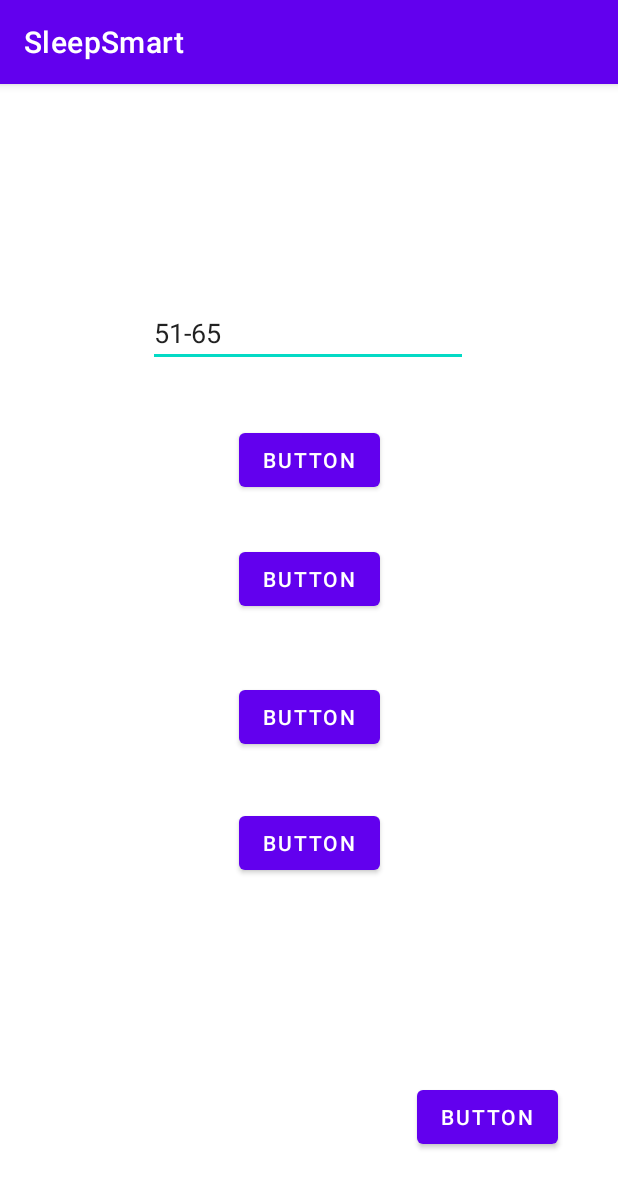
After one commit to Wangsteven3/EC327-Project, an Android app: the Math screen opened directly, with no data from a screen before it, on a phone screen of 412 x 824 dp. The commit adds this screen. Shown: the top 1188 px of the screen. Run offline under Robolectric (Android 15) with nearby library versions, the phone set to English and light mode, and no system bars; 4 statements that could not run were skipped.

Commit message:
added math game

```diff
--- a/app/src/main/AndroidManifest.xml
+++ b/app/src/main/AndroidManifest.xml
@@ -24,6 +24,7 @@
         <activity android:name=".gamemenu"></activity>
         <activity android:name=".memory2"></activity>
         <activity android:name=".memory3"></activity>
+        <activity android:name=".Math"></activity>
         <activity android:name=".memory4">
 
         </activity>
--- /dev/null
+++ b/app/src/main/java/com/example/sleeptest/Math.java
@@ -0,0 +1,106 @@
+package com.example.sleeptest;
+
+import android.content.Intent;
+import android.os.Bundle;
+import android.view.View;
+import android.widget.Button;
+import android.widget.TextView;
+
+import androidx.appcompat.app.AppCompatActivity;
+
+import java.util.Random;
+
+public class Math extends AppCompatActivity{
+
+        Random rand = new Random();
+        int term1, term2, ans,rightbutton, correct;
+        String expressiontext;
+
+        @Override
+        protected void onCreate(Bundle savedInstanceState) {
+            super.onCreate(savedInstanceState);
+            setContentView(R.layout.math);
+
+            Button one = (Button) findViewById(R.id.Answer1);
+            Button two = (Button) findViewById(R.id.Answer2);
+            Button three = (Button) findViewById(R.id.Answer3);
+            Button four = (Button) findViewById(R.id.Answer4);
+            Button back = (Button) findViewById(R.id.Back);
+            TextView expression = (TextView) findViewById(R.id.expression);
+            correct = 0;
+
+            int operation = rand.nextInt(3); //add = 0, sub = 1, mul = 2, div = 3
+            if(operation == 0 || operation == 1){
+                term1 = rand.nextInt(200)-99;
+                term2 = rand.nextInt(200)-99;
+                ans = term1+term2;
+            }
+            if(operation == 2 || operation == 3){
+                term1 = rand.nextInt(12)+1;
+                term2 = rand.nextInt(100)+1;
+                ans = term1*term2;
+            }
+            String[] oplist = {"+","-","x","/"};
+            rightbutton = rand.nextInt(3);
+            int[] wrongs = new int[4];
+            for(int i = 0; i < 4; i++) wrongs[i] = (2*rand.nextInt(2)-1)*(rand.nextInt(50)+1);
+            wrongs[rightbutton] = 0;
+            if(operation % 2 == 0){
+                expressiontext = term1 + oplist[operation] + term2;
+                one.setText(ans+wrongs[0]);
+                two.setText(ans+wrongs[1]);
+                three.setText(ans+wrongs[2]);
+                four.setText(ans+wrongs[3]);
+            }
+            else {
+                expressiontext = ans + oplist[operation] + term1;
+                one.setText(term2+wrongs[0]);
+                two.setText(term2+wrongs[1]);
+                three.setText(term2+wrongs[2]);
+                four.setText(term2+wrongs[3]);
+            }
+            expression.setText(expressiontext);
+
+            one.setOnClickListener(new View.OnClickListener() { //all the other buttons are derived from this general idea
+                @Override
+                public void onClick(View v) {
+                    if(rightbutton == 0) correct++;
+                }
+            });
+
+            two.setOnClickListener(new View.OnClickListener() { //all the other buttons are derived from this general idea
+                @Override
+                public void onClick(View v) {
+                    if(rightbutton == 1) correct++;
+                }
+            });
+
+            three.setOnClickListener(new View.OnClickListener() { //all the other buttons are derived from this general idea
+                @Override
+                public void onClick(View v) {
+                    if(rightbutton == 2) correct++;
+                }
+            });
+
+            four.setOnClickListener(new View.OnClickListener() { //all the other buttons are derived from this general idea
+                @Override
+                public void onClick(View v) {
+                    if(rightbutton == 3) correct++;
+                }
+            });
+
+            back.setOnClickListener(new View.OnClickListener() { //sends you back the home +
+                @Override
+                public void onClick(View v) {
+                    Intent startIntent = new Intent(getApplicationContext(), MainActivity.class);
+                    startActivity(startIntent);
+                }
+            });
+
+
+
+
+
+
+        }
+    }
--- a/app/src/main/java/com/example/sleeptest/gamemenu.java
+++ b/app/src/main/java/com/example/sleeptest/gamemenu.java
@@ -18,7 +18,7 @@ public class gamemenu extends AppCompatActivity {
         Button Simon = (Button) findViewById(R.id.choice1);
         Button memorythree = (Button) findViewById(R.id.choice3);
         Button memoryfour = (Button) findViewById(R.id.choice4);
-
+        Button math = (Button) findViewById(R.id.choice5);
         memorytwo.setOnClickListener(new View.OnClickListener() {
             @Override
             public void onClick(View v) {
@@ -51,6 +51,13 @@ public class gamemenu extends AppCompatActivity {
             }
         });
 
+        math.setOnClickListener(new View.OnClickListener() {
+            @Override
+            public void onClick(View v) {
+                Intent i = new Intent(gamemenu.this, Math.class);
+                startActivity(i);
+            }
+        });
 
 
     }
--- a/app/src/main/res/layout/gamemenu.xml
+++ b/app/src/main/res/layout/gamemenu.xml
@@ -50,4 +50,15 @@
         app:layout_constraintStart_toStartOf="parent"
         app:layout_constraintTop_toTopOf="parent"
         app:layout_constraintVertical_bias="0.458" />
+
+    <Button
+        android:id="@+id/choice5"
+        android:layout_width="wrap_content"
+        android:layout_height="wrap_content"
+        android:layout_marginStart="158dp"
+        android:layout_marginLeft="158dp"
+        android:layout_marginTop="34dp"
+        android:text="Math"
+        app:layout_constraintStart_toStartOf="parent"
+        app:layout_constraintTop_toBottomOf="@+id/choice4" />
 </androidx.constraintlayout.widget.ConstraintLayout>
--- /dev/null
+++ b/app/src/main/res/layout/math.xml
@@ -0,0 +1,86 @@
+<?xml version="1.0" encoding="utf-8"?>
+<androidx.constraintlayout.widget.ConstraintLayout
+    xmlns:android="http://schemas.android.com/apk/res/android"
+    xmlns:app="http://schemas.android.com/apk/res-auto"
+    xmlns:tools="http://schemas.android.com/tools"
+    android:layout_width="match_parent"
+    android:layout_height="match_parent">
+
+    <EditText
+        android:id="@+id/expression"
+        android:layout_width="wrap_content"
+        android:layout_height="wrap_content"
+        android:layout_marginStart="100dp"
+        android:layout_marginLeft="100dp"
+        android:layout_marginTop="125dp"
+        android:layout_marginEnd="101dp"
+        android:layout_marginRight="101dp"
+        android:layout_marginBottom="561dp"
+        android:ems="10"
+        android:inputType="textPersonName"
+        android:text="Name"
+        app:layout_constraintBottom_toBottomOf="parent"
+        app:layout_constraintEnd_toEndOf="parent"
+        app:layout_constraintStart_toStartOf="parent"
+        app:layout_constraintTop_toTopOf="parent" />
+
+    <Button
+        android:id="@+id/Answer1"
+        android:layout_width="wrap_content"
+        android:layout_height="wrap_content"
+        android:layout_marginStart="159dp"
+        android:layout_marginLeft="159dp"
+        android:layout_marginTop="38dp"
+        android:layout_marginEnd="159dp"
+        android:layout_marginRight="159dp"
+        android:layout_marginBottom="31dp"
+        android:text="Button"
+        app:layout_constraintBottom_toTopOf="@+id/Answer2"
+        app:layout_constraintEnd_toEndOf="parent"
+        app:layout_constraintStart_toStartOf="parent"
+        app:layout_constraintTop_toBottomOf="@+id/expression" />
+
+    <Button
+        android:id="@+id/Answer2"
+        android:layout_width="wrap_content"
+        android:layout_height="wrap_content"
+        android:layout_marginStart="159dp"
+        android:layout_marginLeft="159dp"
+        android:layout_marginTop="31dp"
+        android:text="Button"
+        app:layout_constraintStart_toStartOf="parent"
+        app:layout_constraintTop_toBottomOf="@+id/Answer1" />
+
+    <Button
+        android:id="@+id/Answer4"
+        android:layout_width="wrap_content"
+        android:layout_height="wrap_content"
+        android:layout_marginStart="159dp"
+        android:layout_marginLeft="159dp"
+        android:layout_marginTop="36dp"
+        android:text="Button"
+        app:layout_constraintStart_toStartOf="parent"
+        app:layout_constraintTop_toBottomOf="@+id/Answer3" />
+
+    <Button
+        android:id="@+id/Answer3"
+        android:layout_width="wrap_content"
+        android:layout_height="wrap_content"
+        android:layout_marginStart="159dp"
+        android:layout_marginLeft="159dp"
+        android:layout_marginTop="44dp"
+        android:text="Button"
+        app:layout_constraintStart_toStartOf="parent"
+        app:layout_constraintTop_toBottomOf="@+id/Answer2" />
+
+    <Button
+        android:id="@+id/Back"
+        android:layout_width="wrap_content"
+        android:layout_height="wrap_content"
+        android:layout_marginStart="278dp"
+        android:layout_marginLeft="278dp"
+        android:layout_marginTop="476dp"
+        android:text="Button"
+        app:layout_constraintStart_toStartOf="parent"
+        app:layout_constraintTop_toBottomOf="@+id/expression" />
+</androidx.constraintlayout.widget.ConstraintLayout>
```
